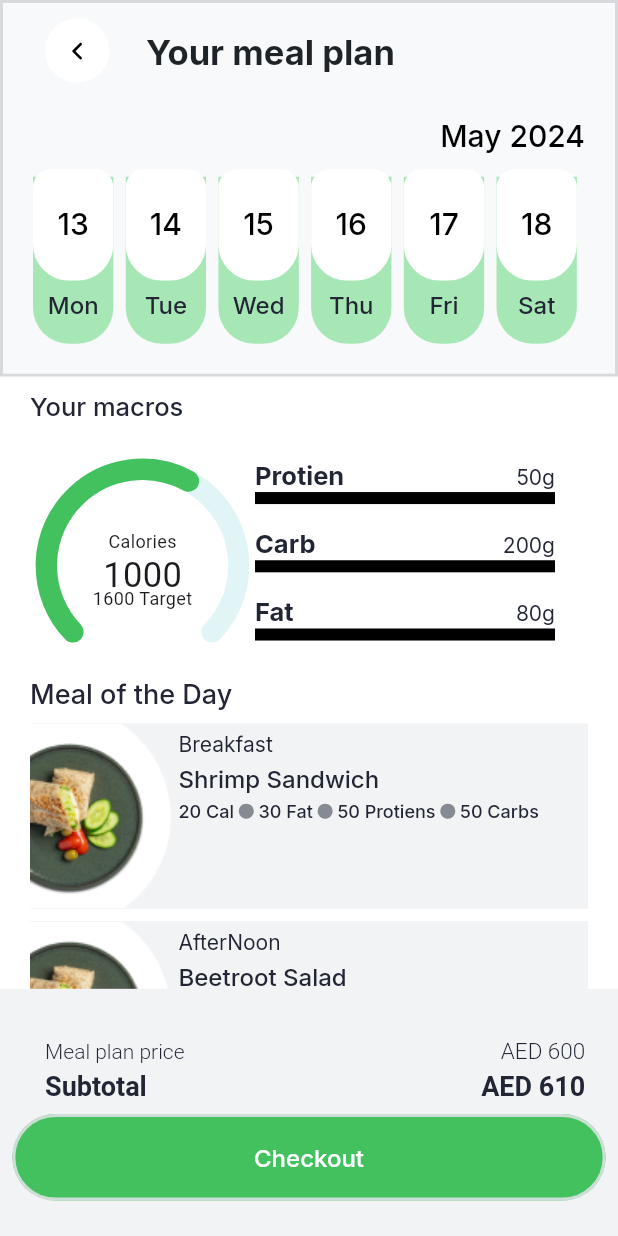
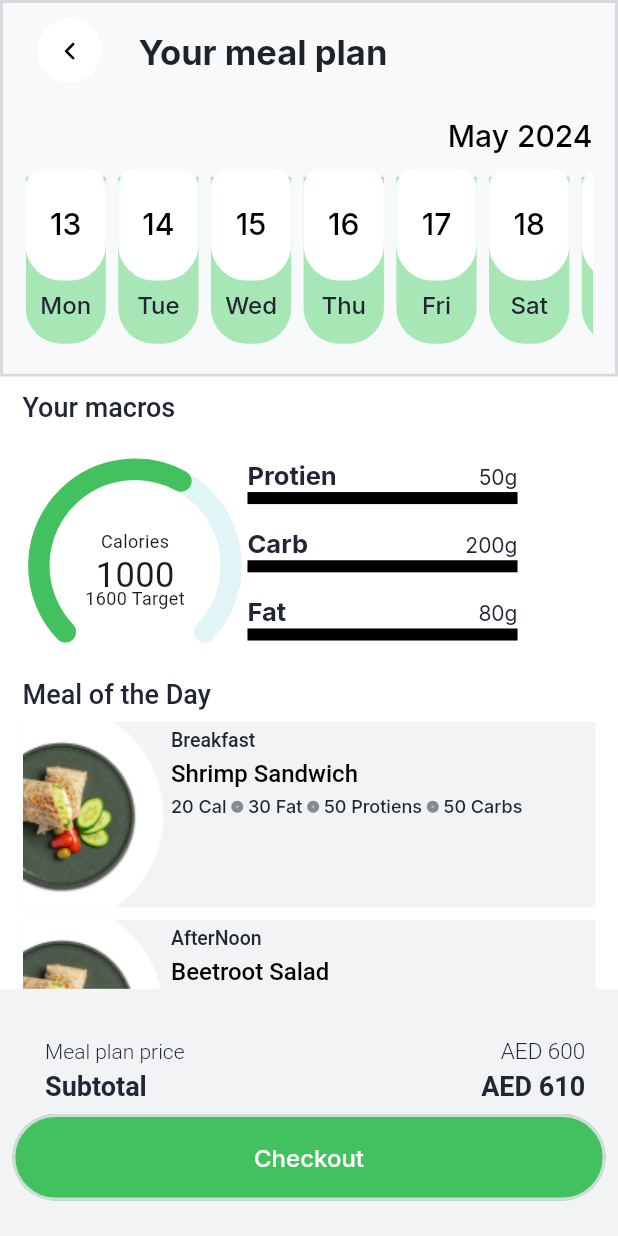
Before and after one commit to KhizerShahzad/LowCaloriesHybrid, a Flutter app: the YourMealPlan screen opened directly, on a phone screen of 412 x 824 dp. Run offline on Flutter 3.47's test engine with Material 3 defaults, Android fonts, the light colour scheme and no system bars; drawn by our look-alikes of syncfusion_flutter_gauges; our stand-ins replace flutter_svg; missing offline and left inert: dart:ffi; Roboto replaces fonts that are missing (Inter_medium).

Commit message:
App optimization

```diff
--- a/lowcalories/lib/Utills/AppStyles.dart
+++ b/lowcalories/lib/Utills/AppStyles.dart
@@ -81,9 +81,16 @@ class AppStyles {
 
   fontInterBold(double fontSize) {
     return TextStyle(
-        fontWeight: FontWeight.bold,
+        fontWeight: FontWeight.w500,
         fontSize: fontSize,
-        fontFamily: 'Inter',
+        fontFamily: 'Inter_bold',
         color: Color(AppColors().titleTextColor));
   }
+  fontInterMedium(double fontSize, Color textColor) {
+    return TextStyle(
+        fontWeight: FontWeight.w500,
+        fontSize: fontSize,
+        fontFamily: 'Inter_medium',
+        color: textColor);
+  }
 }
--- a/lowcalories/lib/Utills/CheckOutClickInterface.dart
+++ b/lowcalories/lib/Utills/CheckOutClickInterface.dart
@@ -1,6 +1,5 @@
 import 'package:flutter/material.dart';
 
 abstract class CheckOutButtonListner {
-  /// The subtitle line, if any, to show in a list item.
    onCheckoutClick(BuildContext context,String type);
 }
--- /dev/null
+++ b/lowcalories/lib/Views/CommonWidgets/DotSmall.dart
@@ -0,0 +1,26 @@
+import 'package:flutter/cupertino.dart';
+import 'package:flutter/material.dart';
+import 'package:flutter/painting.dart';
+import 'package:flutter/services.dart';
+import 'package:flutter/widgets.dart';
+import 'package:lowcalories/Utills/AppColors.dart';
+
+class DotSmall extends StatelessWidget {
+  const DotSmall({
+    super.key,
+  });
+
+  @override
+  Widget build(BuildContext context) {
+    return Container(
+      decoration: BoxDecoration(
+        color: Color(AppColors().lightGreY3Opacity),
+        shape: BoxShape.circle,
+        border:
+        Border.all(width: 5.0, color: Color(AppColors().lightGreY3Opacity)),
+      ),
+      height: 8,
+      width: 8,
+    );
+  }
+}
--- a/lowcalories/lib/Views/DashBoard/CalorieBreakDownItem.dart
+++ b/lowcalories/lib/Views/DashBoard/CalorieBreakDownItem.dart
@@ -63,13 +63,12 @@ class CalorieBreakDownListItem extends StatelessWidget {
                 ),
               ),
               Container(
-
                 child: Center(
                   child: DefaultTextStyle(
                     style: AppStyles()
-                        .fontInterBoldColor(15,Color(AppColors().deppDark)),
+                        .fontInterBoldColor(15, Color(AppColors().deppDark)),
                     child:
-                    Text(notifier.calorieBreakdownItem[itemIndex].itemName),
+                        Text(notifier.calorieBreakdownItem[itemIndex].itemName),
                   ),
                 ),
               )
--- a/lowcalories/lib/Views/DashBoard/DashBoard.dart
+++ b/lowcalories/lib/Views/DashBoard/DashBoard.dart
@@ -13,6 +13,7 @@ import 'package:lowcalories/Views/DashBoard/CalorieItem.dart';
 import 'package:lowcalories/Views/DashBoard/DashBoardMenuItem.dart';
 import 'package:lowcalories/Views/DashBoard/DeliverySelectorItem.dart';
 import 'package:lowcalories/Views/DashBoard/YourMealPlan.dart';
+import 'package:lowcalories/Views/SignUp/SignUpScreen.dart';
 import 'package:provider/provider.dart';
 
 class DashBoard extends StatelessWidget {
@@ -436,6 +437,11 @@ class PriceShow extends StatelessWidget implements CheckOutButtonListner {
         context,
         MaterialPageRoute(builder: (context) => YourMealPlan()),
       );
+    }  else  if (type == "MealPlan") {
+      Navigator.push(
+        context,
+        MaterialPageRoute(builder: (context) => SignUpScreen()),
+      );
     }
   }
 }
--- a/lowcalories/lib/Views/DashBoard/YourMealPlan.dart
+++ b/lowcalories/lib/Views/DashBoard/YourMealPlan.dart
@@ -7,6 +7,9 @@ import 'package:lowcalories/ChangeNotifiers/GoalSelectionProvider.dart';
 import 'package:lowcalories/Utills/AppColors.dart';
 import 'package:lowcalories/Utills/AppSizes.dart';
 import 'package:intl/intl.dart';
+import 'package:lowcalories/Utills/AppStyles.dart';
+import 'package:lowcalories/Views/CommonWidgets/DecoratedTextField.dart';
+import 'package:lowcalories/Views/CommonWidgets/DotSmall.dart';
 import 'package:lowcalories/Views/DashBoard/DashBoard.dart';
 import 'package:provider/provider.dart';
 import 'package:syncfusion_flutter_gauges/gauges.dart';
@@ -20,13 +23,7 @@ class YourMealPlan extends StatelessWidget {
         body: Container(
       child: PopScope(
         canPop: true,
-        onPopInvoked: (isPoped) {
-          /*      Navigator.push(
-            context,
-            MaterialPageRoute(
-                builder: (context) => SignInSelectionScreen()),
-          );*/
-        },
+        onPopInvoked: (isPoped) {},
         child: SafeArea(
             child: Stack(children: [
           SingleChildScrollView(
@@ -44,7 +41,7 @@ class YourMealPlan extends StatelessWidget {
                   child: Column(
                     children: [
                       Padding(
-                        padding: const EdgeInsets.only(right: 20, left: 20),
+                        padding: const EdgeInsets.only(right: 15, left: 15),
                         child: Row(
                           mainAxisAlignment: MainAxisAlignment.start,
                           crossAxisAlignment: CrossAxisAlignment.center,
@@ -78,8 +75,8 @@ class YourMealPlan extends StatelessWidget {
                       Padding(
                         padding: EdgeInsets.only(
                           top: AppSizes().GoalSelectionTop(context),
-                          right: 20,
-                          left: 20,
+                          right: 15,
+                          left: 15,
                           bottom: 10,
                         ),
                         child: Container(
@@ -166,8 +163,8 @@ class YourMealPlan extends StatelessWidget {
                 Container(
                   padding: EdgeInsets.only(
                       top: AppSizes().GoalSelectionTop(context),
-                      right: 20,
-                      left: 20),
+                      right: 15,
+                      left: 15),
                   decoration: BoxDecoration(color: Colors.white),
                   child: Column(
                     crossAxisAlignment: CrossAxisAlignment.start,
@@ -180,8 +177,8 @@ class YourMealPlan extends StatelessWidget {
                             style: TextStyle(
                                 color: Color(AppColors().titleTextColor),
                                 fontWeight: FontWeight.w500,
-                                fontSize: 17,
-                                fontFamily: 'Inter'),
+                                fontSize: 18,
+                                fontFamily: 'Inter_medium'),
                             child: Text("Your macros"),
                           ),
                         ],
@@ -253,7 +250,7 @@ class YourMealPlan extends StatelessWidget {
                           Column(
                             children: [
                               Container(
-                                width: 200,
+                                width: 180,
                                 child: Column(
                                   children: [
                                     CalorieShower("Protien", "50g"),
@@ -288,7 +285,7 @@ class YourMealPlan extends StatelessWidget {
                                 color: Color(AppColors().titleTextColor),
                                 fontWeight: FontWeight.w500,
                                 fontSize: 18,
-                                fontFamily: 'Inter'),
+                                fontFamily: 'Inter_medium'),
                             child: Text("Meal of the Day"),
                           ),
                         ],
@@ -317,7 +314,7 @@ class YourMealPlan extends StatelessWidget {
               ],
             ),
           ),
-          PriceShow("Meal Plan")
+          PriceShow("MealPlan")
         ])),
       ),
     ));
@@ -457,25 +454,19 @@ class MealItem extends StatelessWidget {
                     Padding(
                       padding: EdgeInsets.only(top: 5),
                       child: DefaultTextStyle(
-                        style: TextStyle(
-                            color: Color(AppColors().titleTextColor),
-                            fontWeight: FontWeight.w400,
-                            fontSize: 14,
-                            fontFamily: 'Inter'),
+                        style: AppStyles().fontInterMedium(
+                            13, Color(AppColors().titleTextColor)),
                         child: Text(notifier.mealDummyItems[index].mealType),
                       ),
                     ),
                     Padding(
                       padding: EdgeInsets.only(top: 5),
                       child: DefaultTextStyle(
-                        style: TextStyle(
-                            color: Color(AppColors().titleTextColor),
-                            fontWeight: FontWeight.w500,
-                            fontSize: 16,
-                            fontFamily: 'Inter'),
+                        style: AppStyles().fontInterMedium(16, Colors.black),
                         child: Text(notifier.mealDummyItems[index].mealName),
                       ),
-                    ) ,    Padding(
+                    ),
+                    Padding(
                       padding: EdgeInsets.only(top: 5),
                       child: Row(
                         children: [
@@ -485,25 +476,21 @@ class MealItem extends StatelessWidget {
                                   fontWeight: FontWeight.w500,
                                   fontSize: 12,
                                   fontFamily: 'Inter'),
-                            child: Text(notifier.mealDummyItems[index].calories +" "+"Cal ")
-                          ),DotSmall(),
+                              child: Text(
+                                  notifier.mealDummyItems[index].calories +
+                                      " " +
+                                      "Cal ")),
+                          DotSmall(),
                           DefaultTextStyle(
                             style: TextStyle(
                                 color: Color(AppColors().titleTextColor),
                                 fontWeight: FontWeight.w500,
                                 fontSize: 12,
                                 fontFamily: 'Inter'),
-                            child: Text(" "+
-                                notifier.mealDummyItems[index].fats+" "+"Fat "),
-                          ),DotSmall(),
-                          DefaultTextStyle(
-                            style: TextStyle(
-                                color: Color(AppColors().titleTextColor),
-                                fontWeight: FontWeight.w500,
-                                fontSize: 12,
-                                fontFamily: 'Inter'),
-                            child: Text(" "+
-                                notifier.mealDummyItems[index].protiens+" "+"Protiens "),
+                            child: Text(" " +
+                                notifier.mealDummyItems[index].fats +
+                                " " +
+                                "Fat "),
                           ),
                           DotSmall(),
                           DefaultTextStyle(
@@ -512,8 +499,22 @@ class MealItem extends StatelessWidget {
                                 fontWeight: FontWeight.w500,
                                 fontSize: 12,
                                 fontFamily: 'Inter'),
-                            child: Text(" "+
-                                notifier.mealDummyItems[index].protiens+" "+"Carbs"),
+                            child: Text(" " +
+                                notifier.mealDummyItems[index].protiens +
+                                " " +
+                                "Protiens "),
+                          ),
+                          DotSmall(),
+                          DefaultTextStyle(
+                            style: TextStyle(
+                                color: Color(AppColors().titleTextColor),
+                                fontWeight: FontWeight.w500,
+                                fontSize: 12,
+                                fontFamily: 'Inter'),
+                            child: Text(" " +
+                                notifier.mealDummyItems[index].protiens +
+                                " " +
+                                "Carbs"),
                           )
                         ],
                       ),
@@ -526,22 +527,3 @@ class MealItem extends StatelessWidget {
     );
   }
 }
-
-class DotSmall extends StatelessWidget {
-  const DotSmall({
-    super.key,
-  });
-
-  @override
-  Widget build(BuildContext context) {
-    return Container(
-      decoration:BoxDecoration(
-        color: Color(AppColors().lightGreY3Opacity),
-        shape: BoxShape.circle,
-        border: Border.all(width: 5.0, color: Color(AppColors().lightGreY3Opacity)),
-      ),
-      height: 10,
-      width: 10,
-    );
-  }
-}
```
Also changed, not shown: lowcalories/lib/Utills/AppBarClickInterface.dart (added, +7 -0 lines), lowcalories/lib/Views/CommonWidgets/AppBarWithArrow.dart (added, +66 -0 lines), lowcalories/lib/Views/CommonWidgets/DecoratedTextField.dart (added, +80 -0 lines), lowcalories/lib/Views/GoalSelection/GoalSelection.dart (+24 -38 lines), lowcalories/lib/Views/GoalSelection/Step2Screen.dart (+1 -70 lines), lowcalories/lib/Views/SignUp/SignUpScreen.dart (added, +51 -0 lines), lowcalories/pubspec.yaml (+16 -1 lines), lowcalories/Fonts/inter_bold.ttf (added), lowcalories/Fonts/inter_medium.ttf (added), lowcalories/Fonts/inter_regular.ttf (added), lowcalories/Fonts/inter_semibold.ttf (added). Lines whose indentation alone changed are shown as unchanged.
